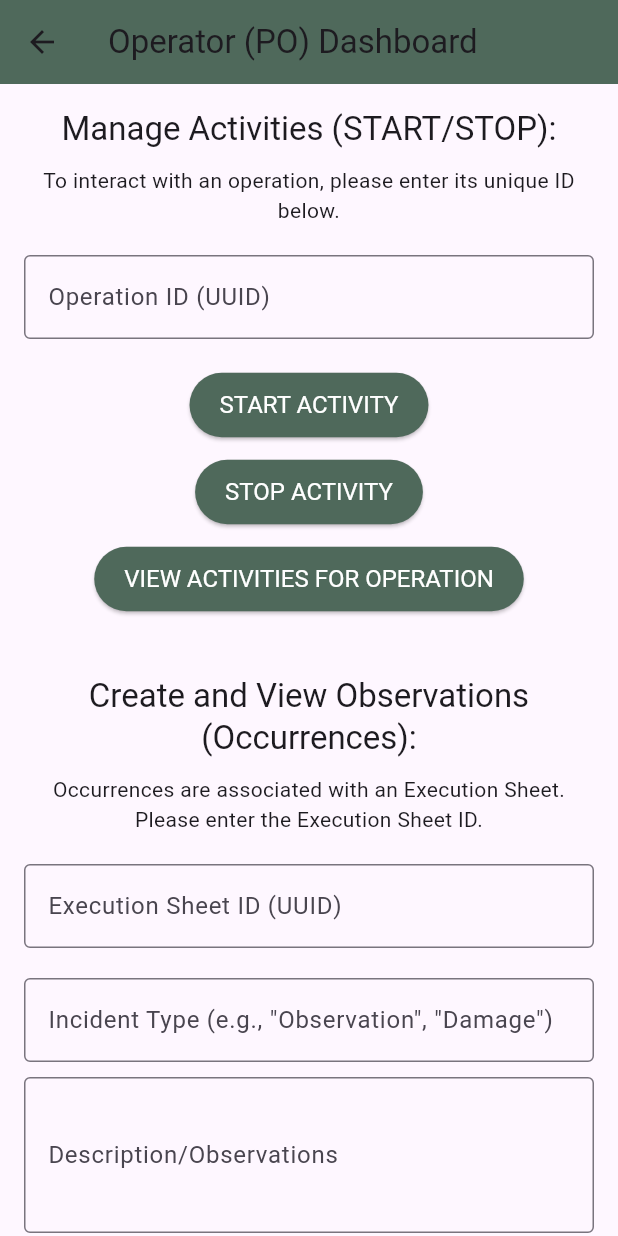
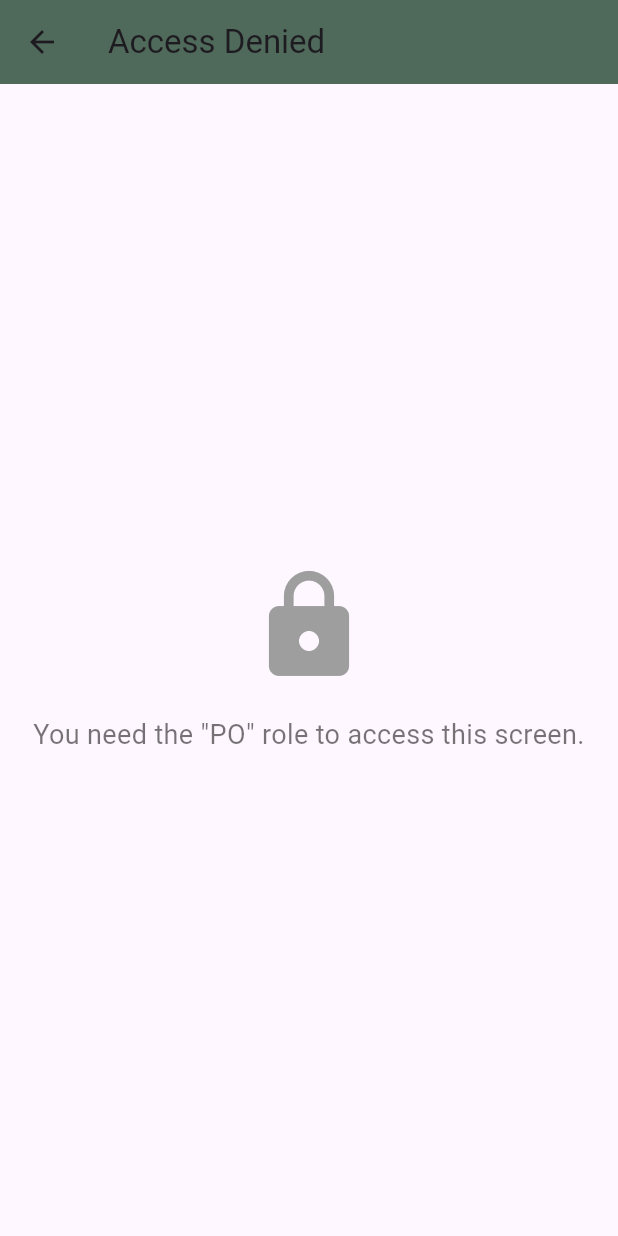
Before and after one commit to tiagoroque3/Trailblaze-Mobile, a Flutter app: the OperationScreen screen opened directly with empty values, on a phone screen of 412 x 824 dp. Run offline on Flutter 3.47's test engine with Material 3 defaults, Android fonts, the phone set to English and light mode, and no system bars; our stand-ins replace flutter_secure_storage, geolocator, google_maps_flutter; accounts and stored records are empty.

Commit message:
Atualizar código para suportar múltiplos roles

```diff
--- a/lib/screens/operation_screen.dart
+++ b/lib/screens/operation_screen.dart
@@ -9,11 +9,13 @@ import 'package:trailblaze_app/utils/create_occurrence_request.dart';
 class OperationScreen extends StatefulWidget {
   final String username;
   final String jwtToken;
+  final List<String>? userRoles;
 
   const OperationScreen({
     super.key,
     required this.username,
     required this.jwtToken,
+    this.userRoles,
   });
 
   @override
@@ -318,6 +320,36 @@ class _OperationScreenState extends State<OperationScreen> {
 
   @override
   Widget build(BuildContext context) {
+    // Check if user has PO role
+    bool hasPORole = widget.userRoles?.contains('PO') == true;
+
+    if (!hasPORole) {
+      return Scaffold(
+        appBar: AppBar(
+          title: const Text('Access Denied'),
+          backgroundColor: const Color(0xFF4F695B),
+        ),
+        body: const Center(
+          child: Column(
+            mainAxisAlignment: MainAxisAlignment.center,
+            children: [
+              Icon(
+                Icons.lock,
+                size: 80,
+                color: Colors.grey,
+              ),
+              SizedBox(height: 20),
+              Text(
+                'You need the "PO" role to access this screen.',
+                style: TextStyle(fontSize: 18, color: Colors.black54),
+                textAlign: TextAlign.center,
+              ),
+            ],
+          ),
+        ),
+      );
+    }
+
     return Scaffold(
       appBar: AppBar(
         title: const Text('Operator (PO) Dashboard'),
--- a/lib/screens/user_details_screen.dart
+++ b/lib/screens/user_details_screen.dart
@@ -377,14 +377,14 @@ class _UserDetailsScreenState extends State<UserDetailsScreen> {
   @override
   Widget build(BuildContext context) {
     List<String> userRoles = (_userData?['roles'] as List<dynamic>?)?.cast<String>() ?? [];
-    bool isRuRole = userRoles.contains('RU');
+    bool hasRuRole = userRoles.contains('RU');
 
     return Scaffold(
       appBar: AppBar(
         title: const Text('User Details'),
         backgroundColor: const Color(0xFF4F695B),
         actions: [
-          if (isRuRole)
+          if (hasRuRole)
             IconButton(
               icon: Icon(
                 _userData?['profile'] == 'PUBLIC' ? Icons.lock_open : Icons.lock,
@@ -421,7 +421,7 @@ class _UserDetailsScreenState extends State<UserDetailsScreen> {
                           _buildUserInfoRow('Date of Birth', _userData!['d_nasc']),
                           _buildUserInfoRow('State', _userData!['state']),
                           _buildUserInfoRow('Profile', _userData!['profile']),
-                          _buildUserInfoRow('Roles', userRoles.join(', ')),
+                          _buildUserInfoRow('Roles', userRoles.isNotEmpty ? userRoles.join(', ') : 'No roles assigned'),
                           _buildUserInfoRow('Registration Type', _userData!['registrationType']),
                           _buildUserInfoRow('Creator', _userData!['creator']),
 
```
Also changed, not shown: lib/screens/main_app_screen.dart (+32 -4 lines).
